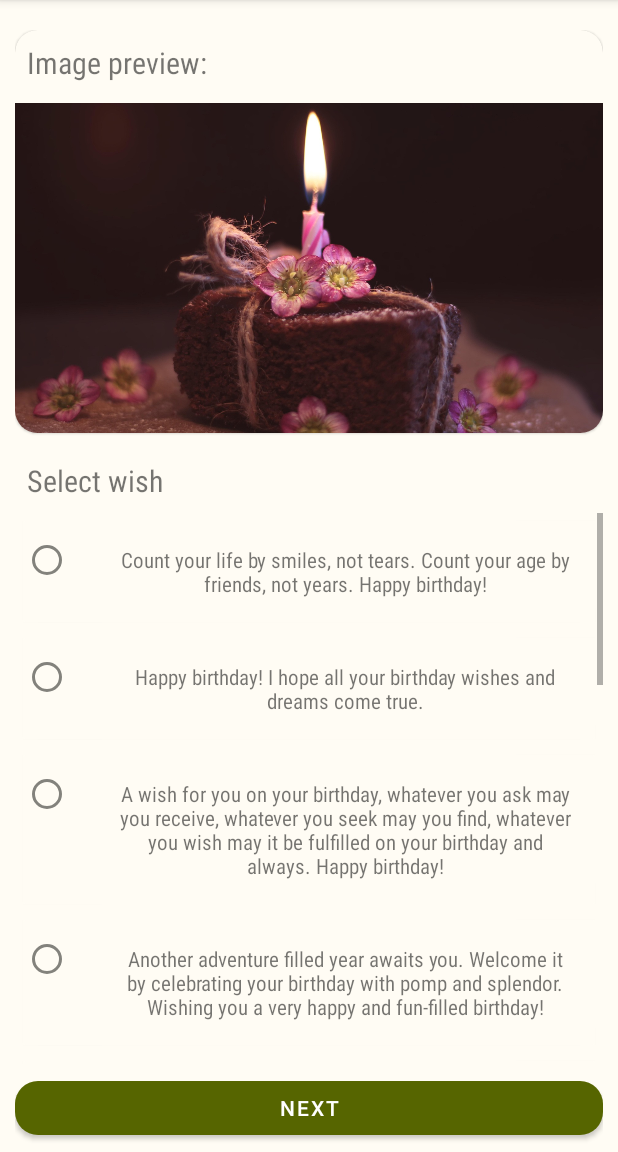
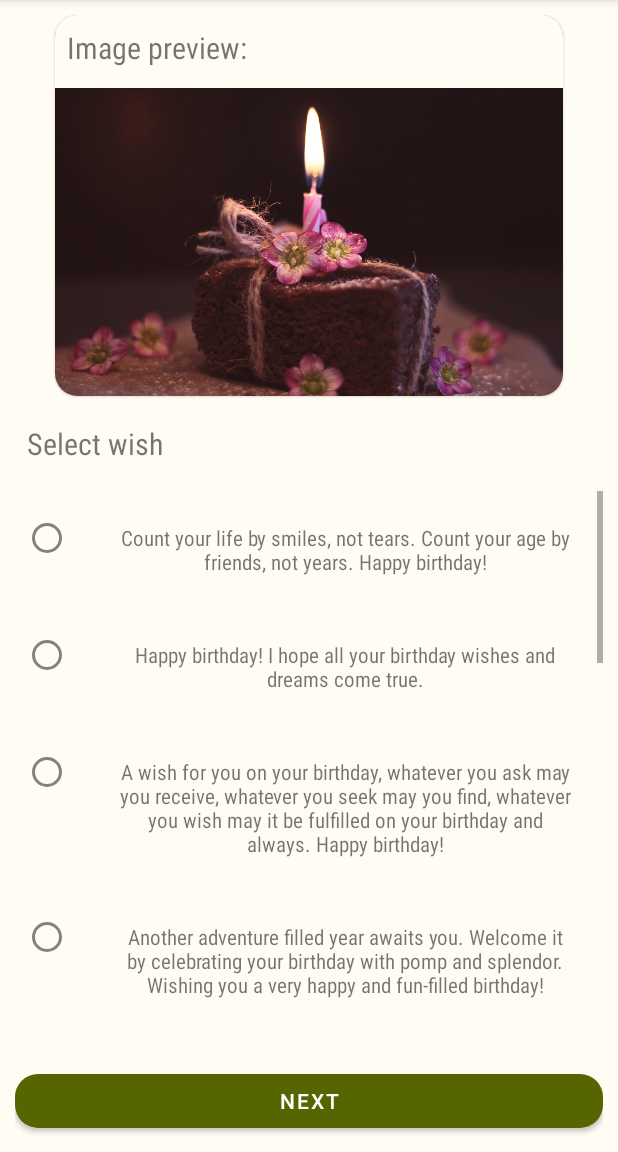
Before and after one commit to KarolinaWidz/Best-Wishes, an Android app: the fragment WishFragment placed in its activity, on a phone screen of 412 x 824 dp, the part 84-1236 px from its top. Run offline under Robolectric (Android 15) with nearby library versions, the phone set to English and light mode, and no system bars; our stand-ins replace data binding, navigation-ui; 1 statement that could not run was skipped.

Commit message:
Fix layouts

```diff
--- a/app/src/main/res/layout-land/fragment_wish.xml
+++ b/app/src/main/res/layout-land/fragment_wish.xml
@@ -31,12 +31,9 @@
             android:layout_marginHorizontal="10dp"
             app:cardCornerRadius="15dp"
             app:layout_constraintBottom_toTopOf="@+id/next_button"
-            app:layout_constraintDimensionRatio="w,3:2"
             app:layout_constraintEnd_toStartOf="@+id/wish_fragment_guideline"
-            app:layout_constraintHorizontal_bias="0.5"
             app:layout_constraintStart_toStartOf="parent"
-            app:layout_constraintTop_toTopOf="parent"
-            app:layout_constraintVertical_chainStyle="spread_inside">
+            app:layout_constraintTop_toTopOf="parent">
 
             <LinearLayout
                 android:layout_width="match_parent"
@@ -58,7 +55,7 @@
                 <ImageView
                     android:id="@+id/image_preview_picture"
                     android:layout_width="match_parent"
-                    android:layout_height="220dp"
+                    android:layout_height="match_parent"
                     android:contentDescription="@string/selected_picture"
                     android:importantForAccessibility="yes"
                     android:scaleType="centerCrop"
@@ -106,8 +103,7 @@
             app:layout_constraintBottom_toBottomOf="parent"
             app:layout_constraintEnd_toStartOf="@+id/wish_fragment_guideline"
             app:layout_constraintHorizontal_bias="0.5"
-            app:layout_constraintStart_toStartOf="parent"
-            app:layout_constraintTop_toBottomOf="@+id/preview_card" />
+            app:layout_constraintStart_toStartOf="parent" />
 
     </androidx.constraintlayout.widget.ConstraintLayout>
 
--- a/app/src/main/res/layout/fragment_menu.xml
+++ b/app/src/main/res/layout/fragment_menu.xml
@@ -13,12 +13,13 @@
 
         <ImageView
             android:id="@+id/logo_imageView"
-            android:layout_width="300dp"
-            android:layout_height="300dp"
+            android:layout_width="0dp"
+            android:layout_height="0dp"
             android:layout_marginVertical="20dp"
             android:contentDescription="@string/app_logo"
             android:src="@mipmap/ic_launcher"
             app:layout_constraintBottom_toTopOf="@+id/title_textView"
+            app:layout_constraintDimensionRatio="1:1"
             app:layout_constraintEnd_toEndOf="parent"
             app:layout_constraintHorizontal_bias="0.5"
             app:layout_constraintStart_toStartOf="parent"
--- a/app/src/main/res/layout/fragment_wish.xml
+++ b/app/src/main/res/layout/fragment_wish.xml
@@ -4,28 +4,28 @@
     xmlns:tools="http://schemas.android.com/tools">
 
     <data>
+
         <variable
             name="wishFragment"
             type="edu.karolinawidz.bestwishes.ui.WishFragment" />
     </data>
 
-    <androidx.core.widget.NestedScrollView
-        android:layout_width="match_parent"
-        android:layout_height="match_parent"
-        android:fillViewport="true">
-
     <androidx.constraintlayout.widget.ConstraintLayout
         android:layout_width="match_parent"
         android:layout_height="match_parent"
         android:layout_marginHorizontal="10dp"
-            android:layout_marginTop="20dp"
+        android:layout_marginVertical="10dp"
         tools:context=".ui.WishFragment">
 
         <com.google.android.material.card.MaterialCardView
             android:id="@+id/preview_card"
-                android:layout_width="match_parent"
-                android:layout_height="wrap_content"
+            android:layout_width="0dp"
+            android:layout_height="0dp"
             app:cardCornerRadius="15dp"
+            app:layout_constraintBottom_toTopOf="@+id/wish_fragment_guideline_portrait"
+            app:layout_constraintDimensionRatio="w,4:3"
+            app:layout_constraintEnd_toEndOf="parent"
+            app:layout_constraintStart_toStartOf="parent"
             app:layout_constraintTop_toTopOf="parent">
 
             <LinearLayout
@@ -48,11 +48,12 @@
                 <ImageView
                     android:id="@+id/image_preview_picture"
                     android:layout_width="match_parent"
-                        android:layout_height="220dp"
+                    android:layout_height="match_parent"
                     android:contentDescription="@string/selected_picture"
                     android:importantForAccessibility="yes"
                     android:scaleType="centerCrop"
-                        android:src="@drawable/birthday1" />
+                    android:src="@drawable/birthday1"
+                    tools:ignore="RedundantDescriptionCheck" />
             </LinearLayout>
 
         </com.google.android.material.card.MaterialCardView>
@@ -61,19 +62,19 @@
             android:id="@+id/select_wishes_text"
             android:layout_width="wrap_content"
             android:layout_height="wrap_content"
-                android:layout_marginTop="10dp"
-                android:layout_marginBottom="5dp"
+            android:layout_marginVertical="10dp"
             android:fontFamily="sans-serif-condensed"
             android:padding="8dp"
             android:text="@string/select_wish"
             android:textSize="20sp"
             app:layout_constraintStart_toStartOf="parent"
-                app:layout_constraintTop_toBottomOf="@id/preview_card" />
+            app:layout_constraintTop_toTopOf="@+id/wish_fragment_guideline_portrait" />
 
         <androidx.recyclerview.widget.RecyclerView
             android:id="@+id/recycler_view"
-                android:layout_width="match_parent"
+            android:layout_width="0dp"
             android:layout_height="0dp"
+            android:layout_marginVertical="10dp"
             android:paddingBottom="5dp"
             android:scrollbars="vertical"
             app:layout_constrainedHeight="true"
@@ -86,17 +87,22 @@
 
         <Button
             android:id="@+id/next_button"
-                android:layout_width="match_parent"
+            android:layout_width="0dp"
             android:layout_height="wrap_content"
-                android:layout_marginBottom="5dp"
             android:onClick="@{()->wishFragment.goToNextScreen()}"
             android:text="@string/next"
             app:cornerRadius="15dp"
             app:layout_constraintBottom_toBottomOf="parent"
             app:layout_constraintEnd_toEndOf="parent"
-                app:layout_constraintHorizontal_bias="0.5"
+            app:layout_constraintHorizontal_bias="1.0"
             app:layout_constraintStart_toStartOf="parent" />
 
+        <androidx.constraintlayout.widget.Guideline
+            android:id="@+id/wish_fragment_guideline_portrait"
+            android:layout_width="wrap_content"
+            android:layout_height="wrap_content"
+            android:orientation="horizontal"
+            app:layout_constraintGuide_percent="0.34" />
+
     </androidx.constraintlayout.widget.ConstraintLayout>
-    </androidx.core.widget.NestedScrollView>
 </layout>
```
Lines whose indentation alone changed are shown as unchanged.
